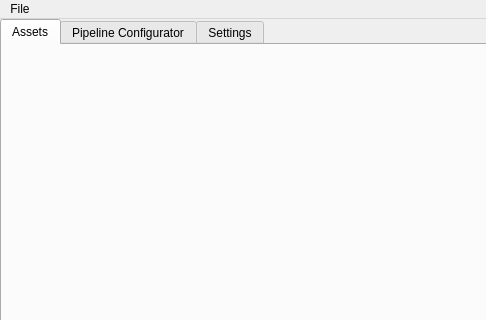
Above: MainApplication/MainApplication_GUI.ui from tkideneb1999/GameAssetPipelineProgram before the change; both pictures show x 0 to 486 and y 0 to 320 of the 1041 by 600 pixel window. Below: the same form after it.
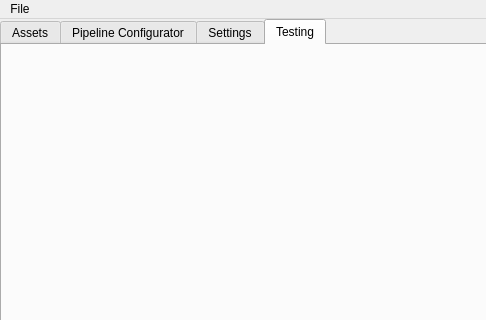
That is the form after the change.

Commit message: added possibility to sort Plugin settings into tabs

```diff
--- a/MainApplication/MainApplication_GUI.ui
+++ b/MainApplication/MainApplication_GUI.ui
@@ -48,7 +48,7 @@
        <bool>false</bool>
       </property>
       <property name="currentIndex">
-       <number>0</number>
+       <number>3</number>
       </property>
       <widget class="QWidget" name="assets_tab">
        <attribute name="title">
@@ -75,6 +75,12 @@
        </attribute>
        <layout class="QVBoxLayout" name="verticalLayout_2"/>
       </widget>
+      <widget class="QWidget" name="testing_tab">
+       <attribute name="title">
+        <string>Testing</string>
+       </attribute>
+       <layout class="QVBoxLayout" name="verticalLayout_5"/>
+      </widget>
      </widget>
     </item>
    </layout>
```
The commit also changes 7 other files.
